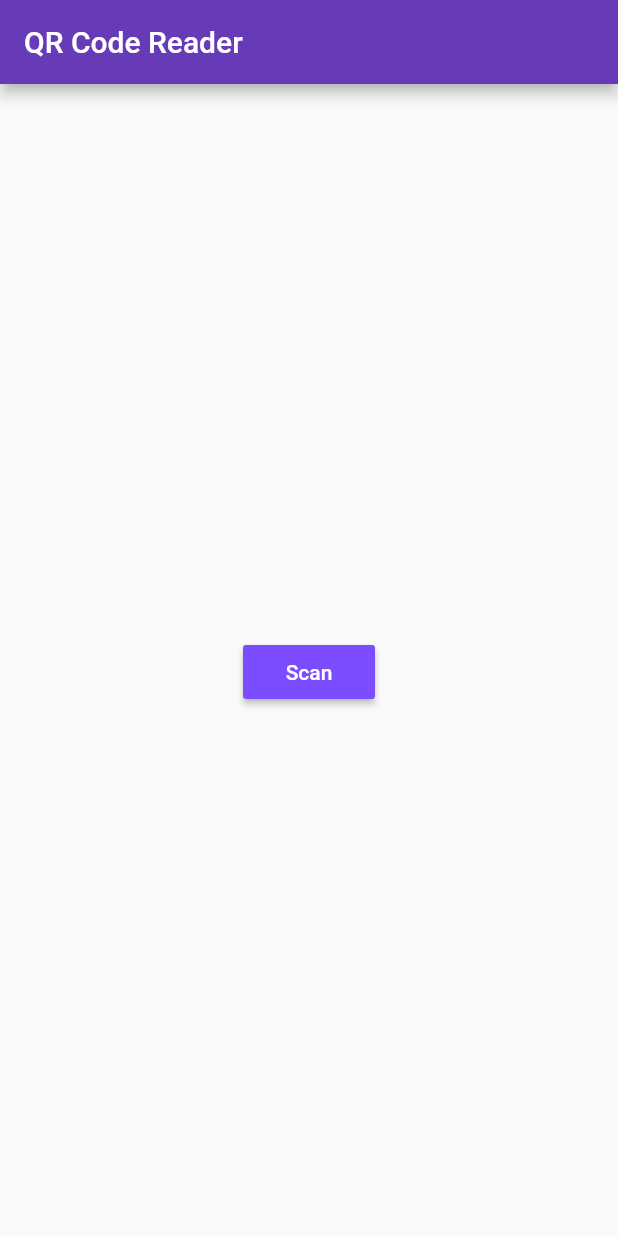
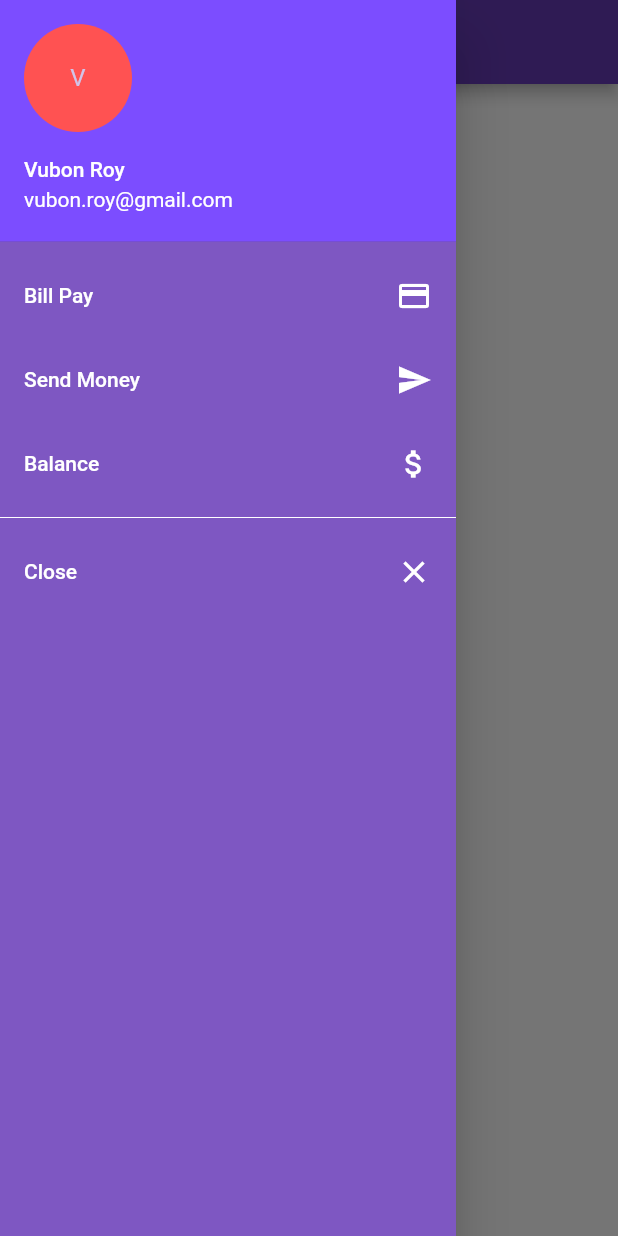
Before and after one commit to vubon/flutter-qrcode-reader, a Flutter app: the screen it shows after launch, with the side drawer open (before the commit the screen has no drawer), on a phone screen of 412 x 824 dp. Run offline on Flutter 3.47's test engine with Material 2 defaults, Android fonts, the phone set to English and light mode, and no system bars; our stand-ins replace device_info; missing offline and left inert: barcode_scan, gps_coordinates.

Commit message:
making beatifull the app

```diff
--- /dev/null
+++ b/lib/balance.dart
@@ -0,0 +1,19 @@
+import 'package:flutter/material.dart';
+
+
+class Balance  extends StatelessWidget{
+
+	@override
+	Widget build(BuildContext context){
+		return new Scaffold(
+			backgroundColor: Colors.white,
+			appBar: new AppBar(
+				title: new Text("Balance Query"),
+			), //AppBar
+
+			body: new Center(
+				child: new Text("Balance Query Page"),
+			),
+		);
+	}
+}
--- a/lib/main.dart
+++ b/lib/main.dart
@@ -10,6 +10,11 @@ import 'package:barcode_scan/barcode_scan.dart';
 import 'package:gps_coordinates/gps_coordinates.dart';
 import 'package:device_info/device_info.dart';
 
+// import local pages
+import 'send_money.dart';
+import 'bill_pay.dart';
+import 'balance.dart';
+
 void main() => runApp(new MyApp());
 
 class MyApp extends StatelessWidget {
@@ -17,27 +22,45 @@ class MyApp extends StatelessWidget {
 	@override
 	Widget build(BuildContext context) {
 		return new MaterialApp(
-      title: 'Flutter Demo',
+				title: 'QR Code Screener',
 				theme: new ThemeData(
 					primarySwatch: Colors.deepPurple,
+					canvasColor: Colors.deepPurple[400],
 				),
 				home: new MyHomePage(title: 'QR Code Reader'),
+				routes: <String, WidgetBuilder>{
+					"/QRCodeGenerator": (BuildContext context) => new QRCodeGenerator(),
+					"/SendMoney": (BuildContext context) => new SendMoney(),
+					"/BillPay": (BuildContext context) => new BillPay(),
+					"/Balance": (BuildContext context) => new Balance(),
+				}
 		);
 	}
 }
 
 class MyHomePage extends StatefulWidget {
 	MyHomePage({Key key, this.title}) : super(key: key);
-
 	final String title;
 
 	@override
 	_MyHomePageState createState() => new _MyHomePageState();
 }
 
+class QRCodeGenerator extends StatefulWidget {
+	QRCodeGenerator({Key key, this.title}) : super(key: key);
+	final String title;
+
+	@override
+	_QRCodeGenerator createState() => new _QRCodeGenerator();
+}
+
 class _MyHomePageState extends State<MyHomePage> {
 	// for QRCode or barcode
 	String barcode = "";
+
+	// post response message
+	String responseMessage = "";
+
 	// for geolocation
 	Map<String, double> _coordinates = new Map();
 
@@ -55,14 +78,66 @@ class _MyHomePageState extends State<MyHomePage> {
 	@override
 	Widget build(BuildContext context) {
 		return new Scaffold(
+			backgroundColor: Colors.white,
 			appBar: new AppBar(
 				title: new Text(widget.title),
 			),
+
+			// create sidebar menu
+			drawer: new Drawer(
+					child: new ListView(
+						children: <Widget>[
+							new UserAccountsDrawerHeader(
+									accountName: new Text("Vubon Roy"),
+									accountEmail: new Text("vubon.roy@gmail.com"),
+									currentAccountPicture: new CircleAvatar(
+										backgroundColor: Colors.redAccent,
+										child: new Text('V'),
+									),
+									decoration: new BoxDecoration(color: Colors.deepPurpleAccent),
+							),
+							new ListTile(
+								title: new Text('Bill Pay', style: new TextStyle(color: Colors.white)),
+								trailing: new Icon(Icons.payment, color: Colors.white,),
+								onTap: () {
+									Navigator.of(context).pop();
+									Navigator.of(context).pushNamed("/BillPay");
+								},
+							),
+							new ListTile(
+								title: new Text('Send Money', style: new TextStyle(color: Colors.white)),
+								trailing: new Icon(Icons.send, color: Colors.white,),
+								onTap: () {
+									Navigator.of(context).pop();
+									Navigator.of(context).pushNamed("/SendMoney");
+								},
+							),
+							new ListTile(
+								title: new Text('Balance', style: new TextStyle(color: Colors.white)),
+								trailing: new Icon(Icons.attach_money, color: Colors.white),
+								onTap: () {
+									Navigator.of(context).pop();
+									Navigator.of(context).pushNamed("/Balance");
+								},
+							),
+							new Divider(color: Colors.white,),
+							new ListTile(
+								title: new Text('Close', style: new TextStyle(color: Colors.white)),
+								trailing: new Icon(Icons.close, color: Colors.white,),
+								onTap: ()=> Navigator.of(context).pop(),
+							),
+
+						],
+					)
+			),
+
+			// home page content
 			body: new Center(
 				child: new Column(
 					mainAxisAlignment: MainAxisAlignment.center,
 					children: <Widget>[
 						new Text(barcode),
+						new Text(responseMessage),
 						new Container(
 							child: new RaisedButton(
 								child: new Text('Scan'),
@@ -72,7 +147,17 @@ class _MyHomePageState extends State<MyHomePage> {
 							),
 							padding: const EdgeInsets.all(8.0),
 						),
-
+						new Container(
+							child: new RaisedButton(
+								onPressed: () {
+									Navigator.of(context).pushNamed("/QRCodeGenerator");
+								},
+								child: new Text('Generate QR Code'),
+								textColor: Colors.white,
+								color: Colors.indigoAccent,
+							),
+							padding: const EdgeInsets.all(8.0),
+						)
 					],
 				),
 			),
@@ -86,7 +171,7 @@ class _MyHomePageState extends State<MyHomePage> {
 
 	void postData() async {
 		Map data = {
-      "bardcode": barcode,
+			"barcode": barcode,
 			"lat": _coordinates["lat"],
 			"long": _coordinates["long"],
 			"deviceInfo": _deviceData,
@@ -102,6 +187,9 @@ class _MyHomePageState extends State<MyHomePage> {
 				body: body,
 				headers: headers
 		);
+		// catch the response message
+		String responseMessage = response.body;
+		setState(() => this.responseMessage = responseMessage);
 	}
 
 	Future scan() async {
@@ -141,12 +229,6 @@ class _MyHomePageState extends State<MyHomePage> {
 						title: const Text("Location disabled"),
 						content: const Text(
 								"""Location is disabled on this device. Please enable it and try again."""),
-            //actions: [
-            //  new FlatButton(
-            //    child: const Text("Ok"),
-            //    onPressed: _emptyMethod,
-            //  ),
-            //],
 					),
 				);
 			}
@@ -265,3 +347,24 @@ class _MyHomePageState extends State<MyHomePage> {
 
 
 }
+
+class _QRCodeGenerator extends State<QRCodeGenerator> {
+
+	@override
+	Widget build(BuildContext context) {
+		return new Scaffold(
+			backgroundColor: Colors.white,
+			appBar: new AppBar(
+				title: new Text("QR code Generator"),
+			),
+			body: new Center(
+				child: new Column(
+					mainAxisAlignment: MainAxisAlignment.center,
+					children: <Widget>[
+						new Text("This is a new page "),
+					],
+				),
+			),
+		);
+	}
+}
--- a/pubspec.yaml
+++ b/pubspec.yaml
@@ -17,7 +17,12 @@ dependencies:
 dev_dependencies:
   flutter_test:
     sdk: flutter
+  flutter_launcher_icons: "^0.2.0"
 
+flutter_icons:
+  image_path: "icon/icon.png"
+  android: true
+  ios: true
 
 # For information on the generic Dart part of this file, see the
 # following page: https://www.dartlang.org/tools/pub/pubspec
```
Also changed, not shown: lib/bill_pay.dart (added, +19 -0 lines), lib/send_money.dart (added, +19 -0 lines), icon/icon.png (added), pubspec.lock, 23 other files. Lines whose indentation alone changed are shown as unchanged.
